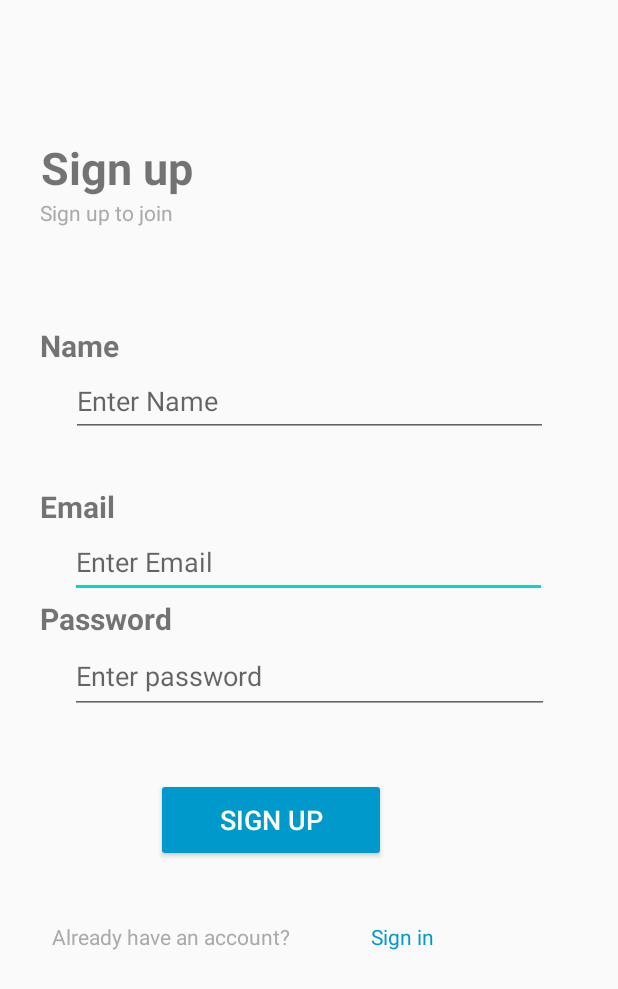
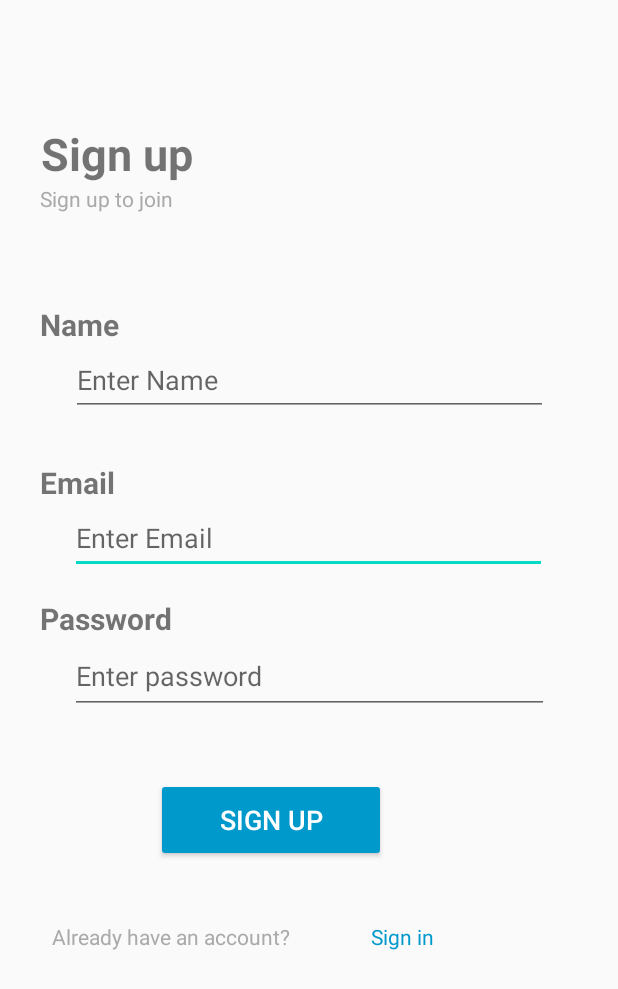
Before and after one commit to Tharun-code-bit/Kotlin-To-Do-App, an Android app: the layout activity_sign_up.xml on its own in the app's theme, with its tools: preview values and no code run, on a phone screen of 412 x 824 dp. Shown: the top 989 px of the screen. Run offline under Robolectric (Android 15) with nearby library versions, the phone set to English and light mode, and no system bars.

Commit message:
Update activity_sign_up.xml

```diff
--- a/app/src/main/res/layout/activity_sign_up.xml
+++ b/app/src/main/res/layout/activity_sign_up.xml
@@ -17,7 +17,7 @@
             android:id="@+id/editTextTextEmailAddress4"
             android:layout_width="318dp"
             android:layout_height="47dp"
-
+            android:layout_marginBottom="16dp"
             android:ems="10"
             android:hint="Enter Email"
             android:inputType="textEmailAddress"
```
